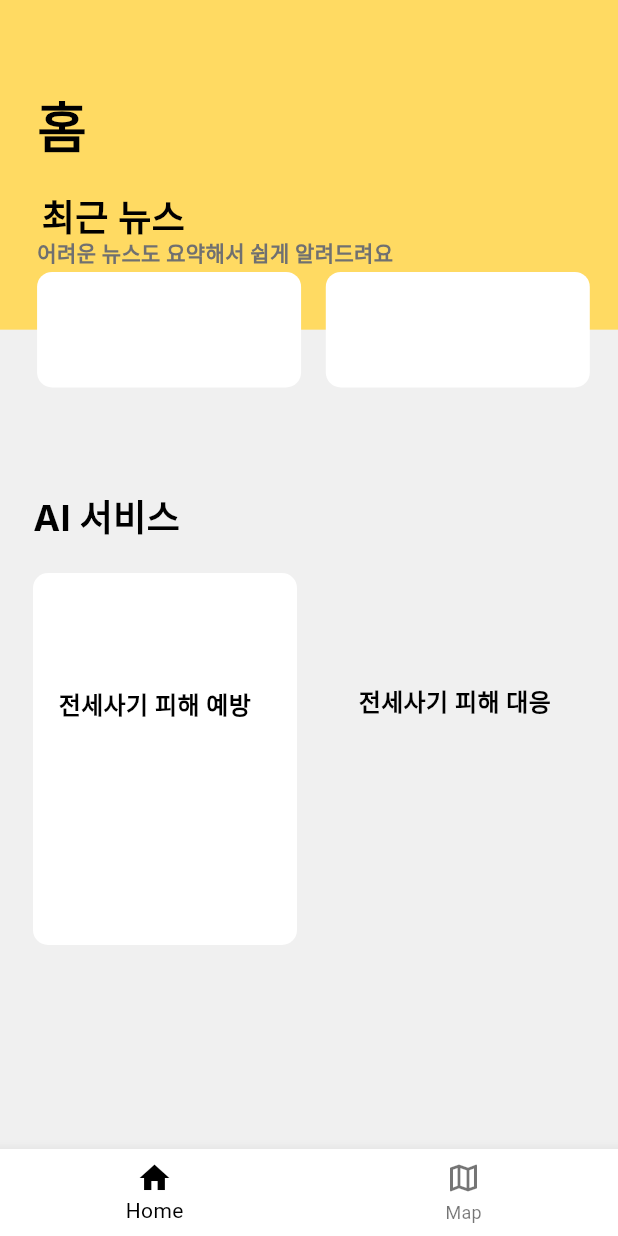
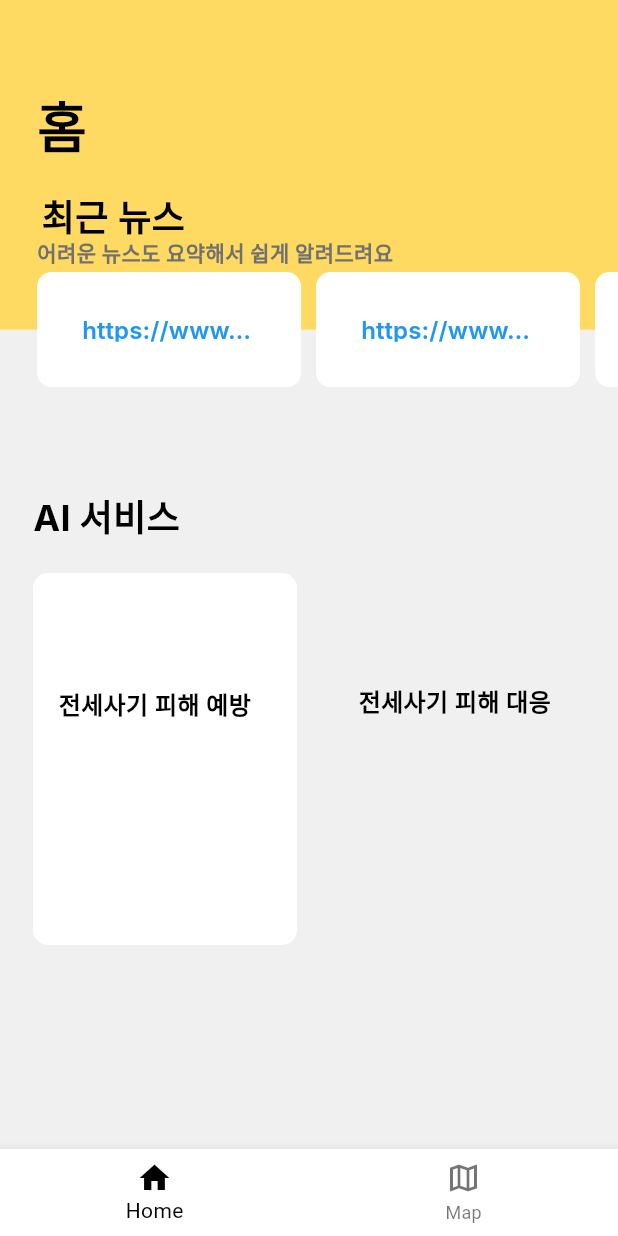
Before and after one commit to KNU-Eight/TeamProject-Eight, a Flutter app: the screen it shows after launch, on a phone screen of 412 x 824 dp. Run offline on Flutter 3.47's test engine with Material 3 defaults, Android fonts, the phone set to English and light mode, and no system bars; network calls fail; Roboto replaces fonts that are missing (Inter).

Commit message:
Single Child ScrollView 추가
뉴스 컨테이너를 횡으로 스크롤하는 스크롤뷰 추가

```diff
--- a/lib/main.dart
+++ b/lib/main.dart
@@ -5,12 +5,16 @@
 import 'package:prevent_rental_fraud/screens/main_page_view.dart';
 
 void main() {
-  runApp(const MyApp());
+  List<String> newsLinks = ["https://www.naver.com", "https://www.naver.com", "https://www.naver.com", "https://www.naver.com"];
+  runApp(MyApp(newsLinks: newsLinks,));
 }
 
 class MyApp extends StatelessWidget {
-  const MyApp({super.key});
-
+  const MyApp({
+    super.key,
+    required this.newsLinks
+  });
+  final List<String> newsLinks;
   // This widget is the root of your application.
   @override
   Widget build(BuildContext context) {
@@ -31,7 +35,7 @@
     if(snapshot.hasError) {
       return const Text("Error!!");
     } else if(snapshot.hasData) {
-      return const SafeArea(child: MainPageView());
+      return SafeArea(child: MainPageView(newsLinks: newsLinks,));
     } else {
       return const SafeArea(child: IntroPage());
     }
--- a/lib/screens/home_page.dart
+++ b/lib/screens/home_page.dart
@@ -1,8 +1,14 @@
 import 'package:flutter/material.dart';
+import 'package:prevent_rental_fraud/widgets/news_list_builder.dart';
+
 
 
 class HomePage extends StatefulWidget {
-  const HomePage({super.key});
+  const HomePage({
+    super.key,
+    required this.newsLinks
+  });
+  final List<String> newsLinks;
   @override
   createState() => _HomePageState();
 }
@@ -76,30 +82,9 @@ class _HomePageState extends State<HomePage>{
             Positioned(   //뉴스 컨테이너
               left: screenWidth * 0.06,
               top: screenHeight * 0.22,
-              child: Container(
-                width: 176,
-                height: 77,
-                decoration: ShapeDecoration(
-                  color: Colors.white,
-                  shape: RoundedRectangleBorder(
-                    borderRadius: BorderRadius.circular(10),
-                  ),
-                ),
-              ),
-            ),
-            Positioned(   //뉴스 컨테이너
-              left: screenWidth * 0.1 + 176,
-              top: screenHeight * 0.22,
-              child: Container(
-                width: 176,
-                height: 77,
-                decoration: ShapeDecoration(
-                  color: Colors.white,
-                  shape: RoundedRectangleBorder(
-                    borderRadius: BorderRadius.circular(10),
-                  ),
-                ),
-              ),
+              child: NewsListBuilder(
+                newsLinks: widget.newsLinks,
+              )
             ),
             Positioned(
               left: screenWidth,
--- a/lib/screens/main_page_view.dart
+++ b/lib/screens/main_page_view.dart
@@ -1,20 +1,8 @@
 import 'package:flutter/material.dart';
 import 'package:prevent_rental_fraud/screens/home_page.dart';
 import 'package:prevent_rental_fraud/screens/intro_page.dart';
+import 'package:prevent_rental_fraud/widgets/navigation_bar_item.dart';
 
-class BNBIcon{    //Icon을 Enabled와 Disabled로 나누어 동적으로 할당하기 위한 클래스
-  final IconData enabledIcon;
-  final IconData disabledIcon;
-  final String label;
-  final int index;
-
-  const BNBIcon({
-    required this.enabledIcon,
-    required this.disabledIcon,
-    required this.label,
-    required this.index,
-  });
-}
 //Bottom Navigation Items
 const _bnbItems = [
   BNBIcon(
@@ -32,19 +20,24 @@ const _bnbItems = [
 ];
 
 class MainPageView extends StatefulWidget{
-  const MainPageView({super.key});
-
+  const MainPageView({
+    super.key,
+    required this.newsLinks
+  });
+  final List<String> newsLinks;
   @override
   createState() => _MainPageViewState();
 }
 
 class _MainPageViewState extends State<MainPageView>{
   final _pageController = PageController();
+  late TabController _tabController; // TabController 추가
   int _pageIndex = 0;    //현재 페이지 인덱스
-  List<Widget> _pages = [HomePage(), IntroPage()];
-  List<Icon> _bottomNavigationBarIcons = [Icon(Icons.home_filled), Icon(Icons.map_outlined)];
+  late List<Widget> _pages;
+
   @override
   Widget build(BuildContext context) {
+    _pages = [HomePage(newsLinks: widget.newsLinks,), IntroPage()];
     return Scaffold(
       body: PageView(
         physics: const NeverScrollableScrollPhysics(),
--- a/lib/widgets/navigation_bar_item.dart
+++ b/lib/widgets/navigation_bar_item.dart
@@ -1 +1,15 @@
 import 'package:flutter/material.dart';
+
+class BNBIcon{    //Icon을 Enabled와 Disabled로 나누어 동적으로 할당하기 위한 클래스
+  final IconData enabledIcon;
+  final IconData disabledIcon;
+  final String label;
+  final int index;
+
+  const BNBIcon({
+    required this.enabledIcon,
+    required this.disabledIcon,
+    required this.label,
+    required this.index,
+  });
+}
--- a/lib/widgets/news_container.dart
+++ b/lib/widgets/news_container.dart
@@ -15,18 +15,22 @@ class NewsContainer extends StatefulWidget{
 class _NewsContainerState extends State<NewsContainer>{
   @override
   Widget build(BuildContext context) {
+    print(widget.linkUrl);
     return TextButton(
       onPressed: () {
         launchUrl(Uri.parse(widget.linkUrl));   //뉴스 링크 연결
       },
       style: TextButton.styleFrom(
+        fixedSize: Size(176, 77),
         backgroundColor: Colors.white,
+        padding: const EdgeInsets.symmetric(horizontal: 30, vertical: 11),
         shape: RoundedRectangleBorder(
           borderRadius: BorderRadius.circular(10),
         ),
       ),
       child: Text(
         widget.linkUrl,
+        overflow: TextOverflow.ellipsis,
         style: const TextStyle(
           color: Colors.blue,
           fontSize: 16,
--- /dev/null
+++ b/lib/widgets/news_list_builder.dart
@@ -0,0 +1,33 @@
+import 'package:flutter/material.dart';
+import 'package:prevent_rental_fraud/widgets/news_container.dart';
+
+class NewsListBuilder extends StatefulWidget{
+  const NewsListBuilder({
+    super.key,
+    required this.newsLinks,
+  });
+  final List<String> newsLinks;
+
+  @override
+  createState() => _NewsListBuilderState();
+}
+
+class _NewsListBuilderState extends State<NewsListBuilder>{
+  @override
+  Widget build(BuildContext context) {
+    final screenWidth = MediaQuery.of(context).size.width;
+    return SizedBox(
+      width: screenWidth * 0.94,
+      child: SingleChildScrollView(
+        scrollDirection: Axis.horizontal,
+        child: Wrap(
+          spacing: 10,
+          direction: Axis.horizontal,
+          children: widget.newsLinks.map((linkUrl){
+            return NewsContainer(linkUrl: linkUrl);
+          }).toList(),
+        ),
+      ),
+    );
+  }
+}
```
Also changed, not shown: 2 other files.
